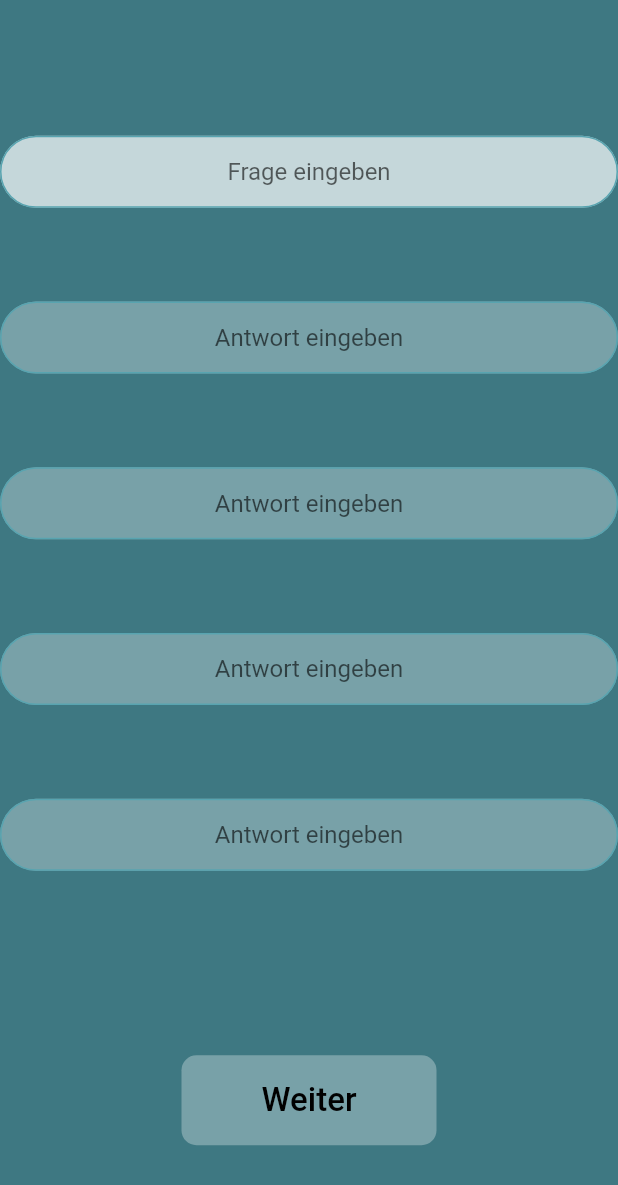
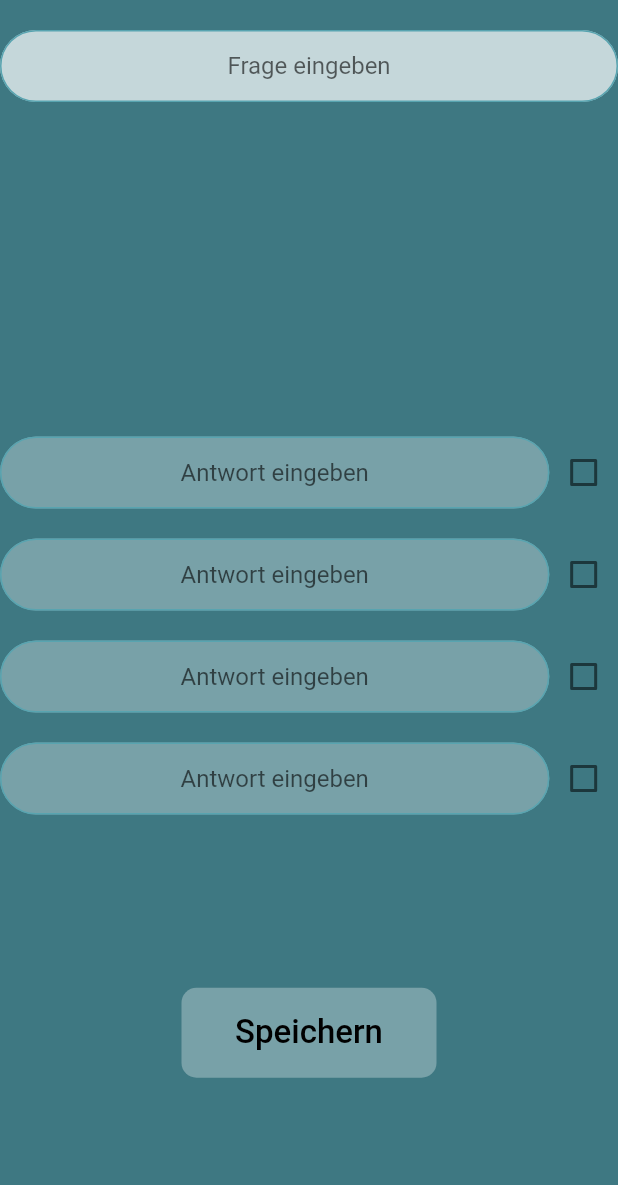
Before and after one commit to Schwinge12/Studycards, a Flutter app: the MCErstellen screen opened by its route, on a phone screen of 412 x 824 dp. Shown: the top 1185 px of the screen. Run offline on Flutter 3.47's test engine with Material 2 defaults, Android fonts, the light colour scheme and no system bars; our stand-ins replace auto_size_text, firebase_auth, flip_card, image_picker, sqflite, syncfusion_flutter_gauges; missing offline and left inert: swipe_stack, syncfusion_flutter_core; accounts and stored records are empty; Roboto replaces fonts that are missing (Baloobhai2-ExtraBold.ttf).

Commit message:
- Strings von Vorderseite zu Rückseite übergeben gelöst - Überall AppBar eingefügt - Alle Vorhandenen Stapel in Quiz anzeigen lassen - FlipCard zweigeteilt für Bilder und Text - Multiple Choice erstellen angepasst

```diff
--- a/lib/ButtonsAndConstants/MenuButton.dart
+++ b/lib/ButtonsAndConstants/MenuButton.dart
@@ -3,7 +3,7 @@ import 'package:karteikartenapp/ButtonsAndConstants/constants.dart';
 
 class MenuButton extends StatelessWidget{
 
-  MenuButton({@required this.text,this.onPress,this.height});
+  MenuButton({@required this.text,@required this.onPress,this.height});
   final double height;
   final String text;
   final Function onPress;
--- a/lib/ButtonsAndConstants/MultipleChoiceButton.dart
+++ b/lib/ButtonsAndConstants/MultipleChoiceButton.dart
@@ -5,7 +5,7 @@ import 'package:flutter/material.dart';
 class MultipleChoiceButton extends StatelessWidget{
 
 
-  MultipleChoiceButton({this.onPress,this.text});
+  MultipleChoiceButton({@ required this.onPress,this.text});
 
   String text;
   final Function onPress;
--- a/lib/ButtonsAndConstants/WeiterButton.dart
+++ b/lib/ButtonsAndConstants/WeiterButton.dart
@@ -5,7 +5,7 @@ import 'package:flutter/material.dart';
 class WeiterButton extends StatelessWidget{
 
 
-  WeiterButton({this.onPress,@required this.text,this.color,this.style});
+  WeiterButton({@required this.onPress,@required this.text,this.color,this.style});
 
   Color color;
   String text;
--- a/lib/DozentScreens/KarteErstellenRueckseite.dart
+++ b/lib/DozentScreens/KarteErstellenRueckseite.dart
@@ -160,7 +160,7 @@ class _KarteErstellenRueckseite extends State<KarteErstellenRueckseite> {
                     child: WeiterButton(
                       text: 'Weiter',
                       onPress: (){
-                        Navigator.pop(context);
+                        Navigator.push(context,MaterialPageRoute(builder: (context)=>KarteErstellenVorderseite(studiengang: widget.vorderSeite.studiengang,studienfach: widget.vorderSeite.studienfach,themengebiet: widget.vorderSeite.themengebiet)));
                       },
                     ),
                   ),
--- a/lib/DozentScreens/KarteErstellenVorderseite.dart
+++ b/lib/DozentScreens/KarteErstellenVorderseite.dart
@@ -14,7 +14,7 @@ class KarteErstellenVorderseite extends StatefulWidget {
   final String themengebiet;
   File imageFile;
 
-  KarteErstellenVorderseite({this.studiengang,this.studienfach,this.themengebiet});
+  KarteErstellenVorderseite({@required this.studiengang,@required this.studienfach,@required this.themengebiet});
 
   final TextEditingController vorderseite= new TextEditingController();
   String eingabe;
@@ -83,7 +83,7 @@ class _KarteErstellenVorderseite  extends State<KarteErstellenVorderseite> {
       IconButton(
       icon: Icon(Icons.arrow_forward_ios, color: Colors.white, size: 25),
         onPressed: (){
-          Navigator.push(context,MaterialPageRoute(builder: (context)=>KarteErstellenRueckseite(vorderSeite: this.widget,)));
+          Navigator.push(context,MaterialPageRoute(builder: (context)=>KarteErstellenRueckseite(vorderSeite: this.widget)));
         },
 
       ),
--- a/lib/DozentScreens/MCErstellen.dart
+++ b/lib/DozentScreens/MCErstellen.dart
@@ -1,6 +1,6 @@
 import 'package:flutter/material.dart';
 import 'package:karteikartenapp/ButtonsAndConstants/WeiterButton.dart';
-import 'package:karteikartenapp/DozentScreens/MCFertigstellen.dart';
+import 'KarteErstellenVorderseite.dart';
 
 
 
@@ -24,6 +24,12 @@ class _MCErstellen extends State <MCErstellen>{
   String antwort3;
   String antwort4;
   List<String> antworten;
+
+  bool checked1=false;
+  bool checked2=false;
+  bool checked3=false;
+  bool checked4=false;
+
   @override
   Widget build(BuildContext){
     return Scaffold(
@@ -34,12 +40,10 @@ class _MCErstellen extends State <MCErstellen>{
 
           children: <Widget>[
 
+            SizedBox(
+              height: 20.0,
+            ),
 
-            Expanded(
-              child: SizedBox(
-                height: 20,
-              ),
-            ),
 
             Expanded(
               child: TextField(
@@ -68,12 +72,13 @@ class _MCErstellen extends State <MCErstellen>{
                 ),
               ),
             ),
-            SizedBox(
 
-              height: 20,
-            ),
 
+
+            Row(
+              children: <Widget>[
                 Expanded(
+                  flex: 8,
                   child: TextField(
 
                     textAlign: TextAlign.center,
@@ -100,11 +105,30 @@ class _MCErstellen extends State <MCErstellen>{
                     ),
                   ),
                 ),
+
+                Expanded(
+                  child: Checkbox(
+                    checkColor: Colors.green,
+                    value: checked1,
+                    onChanged: (bool value){
+                      setState(() {
+                        checked1=value;
+                      });
+                    },
+                  ),
+                ),
+
+              ],
+            ),
+
             SizedBox(
 
               height: 20,
             ),
+            Row(
+              children: <Widget>[
                 Expanded(
+                  flex: 8,
                   child: TextField(
 
                     textAlign: TextAlign.center,
@@ -131,12 +155,30 @@ class _MCErstellen extends State <MCErstellen>{
                     ),
                   ),
                 ),
+
+                Expanded(
+                  child: Checkbox(
+                    checkColor: Colors.green,
+                    value: checked2,
+                    onChanged: (bool value){
+                      setState(() {
+                        checked2=value;
+                      });
+                    },
+                  ),
+                ),
+
+              ],
+            ),
             SizedBox(
 
               height: 20,
             ),
 
+            Row(
+              children: <Widget>[
                 Expanded(
+                  flex: 8,
                   child: TextField(
 
                     textAlign: TextAlign.center,
@@ -163,12 +205,30 @@ class _MCErstellen extends State <MCErstellen>{
                     ),
                   ),
                 ),
+
+                Expanded(
+                  child: Checkbox(
+                    checkColor: Colors.green,
+                    value: checked3,
+                    onChanged: (bool value){
+                      setState(() {
+                        checked3=value;
+                      });
+                    },
+                  ),
+                ),
+
+              ],
+            ),
             SizedBox(
 
               height: 20,
             ),
 
+            Row(
+              children: <Widget>[
                 Expanded(
+                  flex: 8,
                   child: TextField(
 
                     textAlign: TextAlign.center,
@@ -195,20 +255,35 @@ class _MCErstellen extends State <MCErstellen>{
                     ),
                   ),
                 ),
+
+                Expanded(
+                  child: Checkbox(
+                    checkColor: Colors.green,
+                    value: checked4,
+                    onChanged: (bool value){
+                      setState(() {
+                        checked4=value;
+                      });
+                    },
+                  ),
+                ),
+
+              ],
+            ),
             SizedBox(
 
-              height: 20,
+              height: 10,
             ),
 
 
             Expanded(
-              flex:2,
+
               child: SafeArea(
                 child: WeiterButton(
-                  text: 'Weiter',
+                  text: 'Speichern',
                   onPress: (){
-                    Navigator.push(context,MaterialPageRoute(builder: (context)=>
-                        MCFertigstellen(frage: frage,antwort1: antwort1,antwort2: antwort2,antwort3: antwort3,antwort4: antwort4,studiengang: widget.studiengang,studienfach: widget.studienfach,themengebiet: widget.themengebiet,)));
+                    Navigator.push(context,MaterialPageRoute(builder: (context)=>KarteErstellenVorderseite(studiengang: widget.studiengang,studienfach: widget.studienfach,themengebiet: widget.themengebiet)));
+
                   },
                 ),
               ),
--- a/lib/StudentScreens/MenuPageStudent.dart
+++ b/lib/StudentScreens/MenuPageStudent.dart
@@ -64,7 +64,7 @@ class _MenuPageStudentState extends State<MenuPageStudent>{
                     height: 70.0,
                     text: 'Quiz',
                     onPress: (){
-                      Navigator.pushNamed(context, 'Quizauswahl');
+                      Navigator.pushNamed(context, 'QuizAuswahl');
                     },
                   ),
                   MenuButton(
--- a/lib/main.dart
+++ b/lib/main.dart
@@ -16,7 +16,6 @@ import 'StudentScreens/MenuPageStudent.dart';
 import 'StudentScreens/QuizStart.dart';
 import 'StudentScreens/Quiz.dart';
 import 'DozentScreens/MCErstellen.dart';
-import 'DozentScreens/MCFertigstellen.dart';
 import 'DozentScreens/Einstellungen.dart';
 import 'package:syncfusion_flutter_core/core.dart';
 
@@ -52,11 +51,10 @@ class KarteikartenApp extends StatelessWidget{
         'LoginScreen':(context)=>LoginScreen(),
         'RegistrationScreen':(context)=>RegistrationScreen(),
         'MenuPageStudent':(context)=>MenuPageStudent(),
-        'Quizauswahl':(context)=>QuizAuswahl(),
+        'QuizAuswahl':(context)=>QuizAuswahl(),
         'Quizstart':(context)=>QuizStart(),
         'Quiz':(context)=>Quiz(),
         'MCErstellen':(context)=>MCErstellen(),
-        'MCFertigstellen':(context)=>MCFertigstellen(),
         'LoginScreen':(context)=>LoginScreen(),
         'Einstellungen':(context)=>Einstellungen(),
       },
```
Also changed, not shown: lib/DozentScreens/Kartenabfrage.dart (+56 -6 lines), lib/DozentScreens/MCFertigstellen.dart (deleted, +0 -153 lines), lib/DozentScreens/StapelAbschliessenDozent.dart (+13 -5 lines), lib/DozentScreens/StapelErstellen.dart (+2 -8 lines), lib/Login_Registration/RegistrationScreen.dart (+7 -4 lines), lib/StudentScreens/EinzelnerStapelStatusAnsicht.dart (+6 -2 lines), lib/StudentScreens/Quizauswahl.dart (+39 -30 lines). Lines whose indentation alone changed are shown as unchanged.
